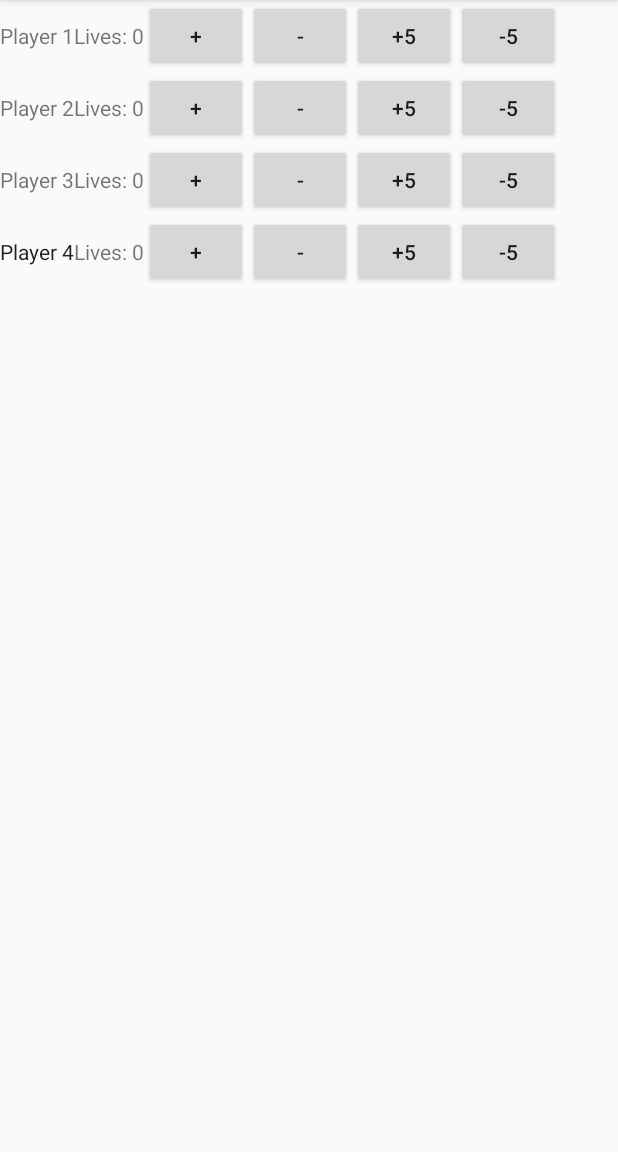
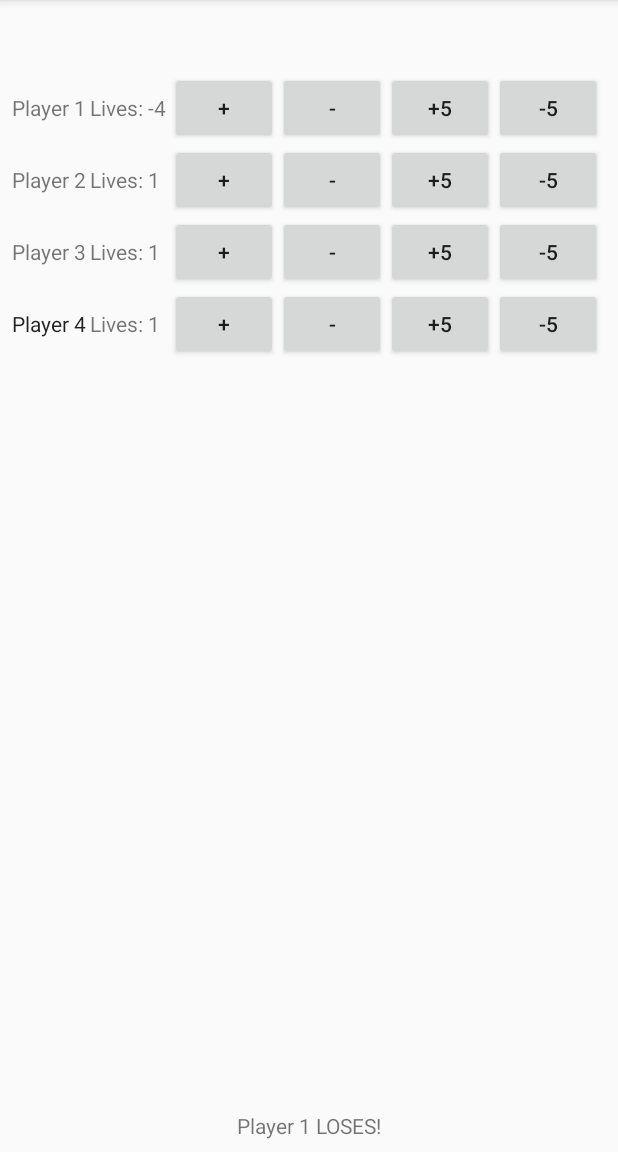
Before and after one commit to jonl1138/lifecounter, an Android app: the screen it shows after launch (MainActivity), after a tap on "-5", on a phone screen of 412 x 824 dp, the part 84-1236 px from its top. Run offline under Robolectric (Android 15) with nearby library versions, the phone set to English and light mode, and no system bars.

Commit message:
Completed assignment

```diff
--- a/app/src/main/java/edu/washington/jonl1138/lifecounter/MainActivity.kt
+++ b/app/src/main/java/edu/washington/jonl1138/lifecounter/MainActivity.kt
@@ -3,7 +3,7 @@ package edu.washington.jonl1138.lifecounter
 import android.content.Context
 import android.os.Bundle
 import android.support.design.widget.Snackbar
-import android.support.v7.app.AppCompatActivity;
+import android.support.v7.app.AppCompatActivity
 import android.util.Log
 import android.view.Menu
 import android.view.MenuItem
@@ -25,9 +25,11 @@ class MainActivity : AppCompatActivity() {
         super.onCreate(savedInstanceState)
         setContentView(R.layout.activity_main)
         setSupportActionBar(toolbar)
+
+        val status = findViewById<TextView>(R.id.status)
         for (i in 1..4) {
             for (j in 1..4) {
-                var modifier:String = "1"
+                var modifier = "1"
                 if (j == 2) {
                     modifier = "-1"
                 } else if (j == 3) {
@@ -37,15 +39,32 @@ class MainActivity : AppCompatActivity() {
                 }
                 val currentID = "p" + i.toString() + modifier
                 val resID = resources.getIdentifier(currentID, "id", "edu.washington.jonl1138.lifecounter")
+                val currentButton = findViewById<Button>(resID)
 
-                val currentButton = findViewById<Button>(resID)
-                Log.i("debugging", this.javaClass.name)
-                currentButton.setOnClickListener( CustomClickListener(currentID, this) )
-                /*
                 currentButton.setOnClickListener {
-                    Log.i("debugging", "clicked!")
+                    val currentPlayer = currentID[1].toString()
+                    val increment: String
+                    if (currentID.length == 3) {
+                        increment = currentID[2].toString()
+                    } else {
+                        increment = currentID.substring(2,4)
+                    }
+                    val playerValue:String = "p" + currentPlayer + "_lives"
+                    val matchingResID = resources.getIdentifier(playerValue, "id", "edu.washington.jonl1138.lifecounter")
+                    val matchingTextView = findViewById<TextView>(matchingResID)
+                    val oldText:String = matchingTextView.text.toString()
+                    val newValue:Int = Integer.parseInt(oldText.substring(oldText.indexOf(' ') + 1, oldText.length)) + Integer.parseInt(increment)
+                    matchingTextView.text = "Lives: " + newValue.toString()
+
+                    Log.d("debugging", "reached here")
+                    if (newValue <= 0 ) {
+                        Log.d("debugging", "below zero!")
+                        status.text = "Player " + currentPlayer + " LOSES!"
+                        status.setVisibility(View.VISIBLE)
+                    }
+
                 }
-                */
+
             }
         }
 
@@ -68,38 +87,3 @@ class MainActivity : AppCompatActivity() {
         }
     }
 }
-
-
-class CustomClickListener(internal val id: String, internal val context: Context): View.OnClickListener {
-
-    var player: String = ""
-    var increment: String = ""
-
-
-    init {
-        player = id[1].toString()
-        if (id.length == 3) {
-            increment = id[2].toString()
-        } else {
-            increment = id.substring(2,4)
-        }
-    }
-    override fun onClick(v: View) {
-        val playerValue:String = "p" + player + "_lives"
-        val resID = v.resources.getIdentifier(playerValue, "id", "edu.washington.jonl1138.lifecounter")
-
-        val parent: ViewParent =  v.parent.parent
-        Log.i("debugging", parent.javaClass.name)
-        try {
-            val p1 = v.findViewById<TextView>(resID)
-        }
-        catch (e: NullPointerException) {
-            Log.i("debugging", e.toString())
-        }
-        /*
-        val oldText:String = p1.text.toString()
-        val newValue:Int = Integer.parseInt(oldText.substring(oldText.length-1,oldText.length)) + Integer.parseInt(increment)
-        p1.text = "Lives: " + newValue.toString()
-        */
-    }
-}
--- a/app/src/main/res/layout/content_main.xml
+++ b/app/src/main/res/layout/content_main.xml
@@ -1,5 +1,5 @@
 <?xml version="1.0" encoding="utf-8"?>
-<TableLayout xmlns:android="http://schemas.android.com/apk/res/android"
+<android.support.constraint.ConstraintLayout xmlns:android="http://schemas.android.com/apk/res/android"
                                              xmlns:tools="http://schemas.android.com/tools"
                                              xmlns:app="http://schemas.android.com/apk/res-auto"
                                              android:layout_width="match_parent"
@@ -7,6 +7,14 @@
                                              app:layout_behavior="@string/appbar_scrolling_view_behavior"
                                              tools:showIn="@layout/activity_main"
                                              tools:context=".MainActivity">
+    <TableLayout
+            android:stretchColumns="*"
+            android:layout_width="match_parent"
+            android:layout_height="325dp" android:layout_marginTop="48dp"
+            app:layout_constraintTop_toTopOf="parent" app:layout_constraintStart_toStartOf="parent"
+            android:layout_marginLeft="8dp" android:layout_marginStart="8dp" app:layout_constraintEnd_toEndOf="parent"
+            android:layout_marginEnd="8dp" android:layout_marginRight="8dp" android:id="@+id/tableLayout"
+            app:layout_constraintHorizontal_bias="0.0">
         <!-- first row of the table layout-->
         <TableRow
                 android:layout_width="match_parent"
@@ -16,7 +24,7 @@
                     android:layout_width="wrap_content"
                     android:layout_height="wrap_content" android:id="@+id/p1"/>
             <TextView
-                android:text="Lives: 0"
+                    android:text="Lives: 1"
                     android:layout_width="wrap_content"
                     android:layout_height="wrap_content" android:id="@+id/p1_lives"/>
             <Button
@@ -44,7 +52,7 @@
                     android:layout_width="wrap_content"
                     android:layout_height="wrap_content" android:id="@+id/p2"/>
             <TextView
-                android:text="Lives: 0"
+                    android:text="Lives: 1"
                     android:layout_width="wrap_content"
                     android:layout_height="wrap_content" android:id="@+id/p2_lives"/>
             <Button
@@ -72,7 +80,7 @@
                     android:layout_width="wrap_content"
                     android:layout_height="wrap_content" android:id="@+id/p3"/>
             <TextView
-                android:text="Lives: 0"
+                    android:text="Lives: 1"
                     android:layout_width="wrap_content"
                     android:layout_height="wrap_content" android:id="@+id/p3_lives"/>
             <Button
@@ -105,7 +113,7 @@
                     android:id="@+id/p4"
                     android:textAppearance="@style/TextAppearance.AppCompat"/>
             <TextView
-                android:text="Lives: 0"
+                    android:text="Lives: 1"
                     android:layout_width="wrap_content"
                     android:layout_height="wrap_content" android:id="@+id/p4_lives"/>
             <Button
@@ -126,7 +134,16 @@
                     android:layout_height="wrap_content" android:id="@+id/p4-5"/>
 
         </TableRow>
-    <!-- second row of the table layout-->
+    </TableLayout>
+    <TextView
+            android:layout_width="wrap_content"
+            android:layout_height="wrap_content"
+            android:id="@+id/status" android:visibility="invisible"
+            android:layout_marginStart="8dp"
+            app:layout_constraintEnd_toEndOf="parent" app:layout_constraintStart_toStartOf="parent"
+            android:layout_marginLeft="8dp" android:layout_marginBottom="8dp"
+            app:layout_constraintBottom_toBottomOf="parent" app:layout_constraintTop_toBottomOf="@+id/tableLayout"
+            app:layout_constraintHorizontal_bias="0.488" app:layout_constraintVertical_bias="1.0"/>
 
 
-</TableLayout>
+</android.support.constraint.ConstraintLayout>
```
Also changed, not shown: 1 other file. Lines whose indentation alone changed are shown as unchanged.
